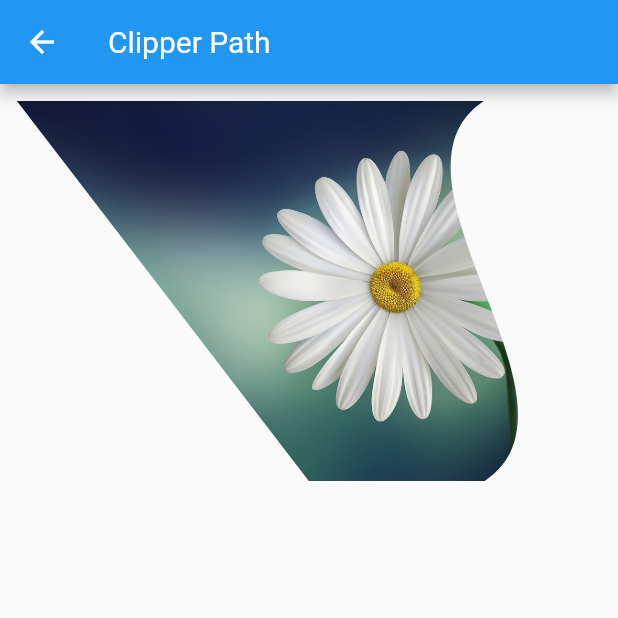
After one commit to devendra257/first_app, a Flutter app: the ClipperPathPage screen opened directly, on a phone screen of 412 x 824 dp, the top half of it. The commit adds this screen. Run offline on Flutter 3.47's test engine with Material 2 defaults, Android fonts, the phone set to English and light mode, and no system bars; our stand-ins replace flutter_animate, flutter_bloc, fluttertoast, google_fonts, lottie, page_transition and 3 more; accounts and stored records are empty.

Commit message:
Add Clipper Concept

```diff
--- /dev/null
+++ b/lib/clipper/clipper_path.dart
@@ -0,0 +1,86 @@
+import 'package:flutter/material.dart';
+
+class ClipperPathPage extends StatefulWidget {
+  const ClipperPathPage({super.key});
+
+  @override
+  State<ClipperPathPage> createState() => _ClipperPathPageState();
+}
+
+class _ClipperPathPageState extends State<ClipperPathPage> {
+  @override
+  Widget build(BuildContext context) {
+    return Scaffold(
+      appBar: AppBar(
+        title: const Text('Clipper Path'),
+      ),
+      body: Padding(
+        padding: const EdgeInsets.all(11.0),
+        child: ClipPath(
+          clipper: PathClipper(),
+          child: Image.asset('assets/images/img_flower.jpg'),
+        ),
+      ),
+    );
+  }
+}
+
+class PathClipper extends CustomClipper<Path> {
+  @override
+  Path getClip(Size size) {
+    var mPath = Path();
+    //* Move to used on to move to starting point initial path is (0,0) and Normal use for line to!!!
+
+    // mPath.lineTo(size.width, 0);
+    // mPath.lineTo(size.width, size.height);
+    // mPath.lineTo(size.width * 0.5, size.height * 0.75);
+
+    // mPath.lineTo(0, size.height);
+
+    //* Second
+    // mPath.moveTo(0, size.height);
+    // mPath.lineTo(size.width * .5, size.height * .75);
+    // mPath.lineTo(size.width, size.height);
+
+    //* Third
+    // mPath.lineTo(size.width, 0);
+    // mPath.quadraticBezierTo(
+    //     size.width * .8, size.height * .5, size.width, size.height);
+
+    // mPath.lineTo(size.width * .5, size.height);
+    // //* Curve
+    // mPath.quadraticBezierTo(size.width * .7, size.height * .2, 0, 0);
+
+    //* Forth
+    // mPath.lineTo(size.width, 0);
+    // mPath.quadraticBezierTo(
+    //     size.width * .8, size.height * .5, size.width, size.height);
+
+    // mPath.lineTo(size.width * .5, size.height);
+    // //* rounded
+    // mPath.cubicTo(-size.width * .1, size.height * 0.85, size.width * .3,
+    //     size.height * 0.1, 0, 0);
+
+    //* Fivth
+
+    mPath.lineTo(size.width * 0.8, 0);
+
+    mPath.cubicTo(size.width * 0.60, size.height * 0.20, size.width,
+        size.height * 0.8, size.width * 0.8, size.height);
+
+    mPath.lineTo(size.width * .5, size.height);
+    //* rounded
+
+    //* Always use to close the Path
+    mPath.close();
+
+    return mPath;
+  }
+
+  @override
+  bool shouldReclip(covariant CustomClipper<Path> oldClipper) {
+    //? Agar ap Hot Reload karte h to ui ko initent change karna ke liye ye true hoga ni to false
+
+    return true;
+  }
+}
--- a/lib/home_page.dart
+++ b/lib/home_page.dart
@@ -20,6 +20,7 @@ import 'package:first_app/background_filter/bg_filter_blur.dart';
 import 'package:first_app/bloc_state/cubit_state/cubit_data.dart';
 import 'package:first_app/bottom_bar/bottom_bar.dart';
 import 'package:first_app/bottomappbar/bottomappbar.dart';
+import 'package:first_app/clipper/clipper_path.dart';
 import 'package:first_app/clipper/clippers.dart';
 import 'package:first_app/data_transfer.dart';
 import 'package:first_app/database/database_advance_controller.dart';
@@ -382,8 +383,12 @@ class _HomePageState extends State<HomePage> {
       "color": const Color.fromARGB(255, 0, 166, 255),
     },
     {
-      "title": "Clippers Path",
+      "title": "Clippers Over & RRect",
       "color": const Color.fromARGB(255, 170, 225, 255),
+    },
+    {
+      "title": "Clipper Paths",
+      "color": const Color.fromARGB(255, 255, 231, 183),
     },
   ];
 
@@ -924,7 +929,14 @@ class _HomePageState extends State<HomePage> {
                     context,
                     MaterialPageRoute(
                       builder: (context) => ClippersPage(),
-                    ), //* Clipper Path
+                    ), //* Clipper ovel and rrect
+                  );
+                } else if (index == 75) {
+                  Navigator.push(
+                    context,
+                    MaterialPageRoute(
+                      builder: (context) => ClipperPathPage(),
+                    ), //* Clipper Paths
                   );
                 }
               },
```
Also changed, not shown: lib/clipper/clippers.dart (+28 -5 lines).
